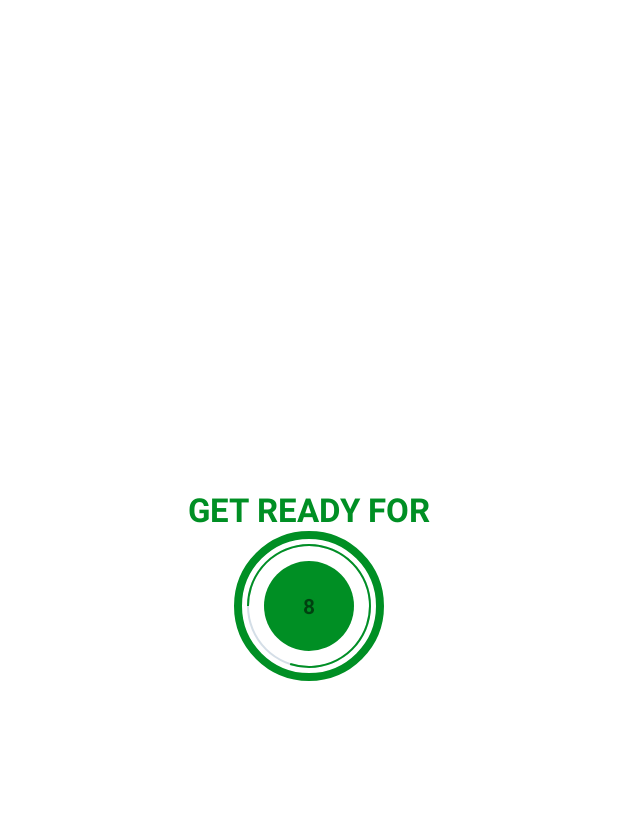
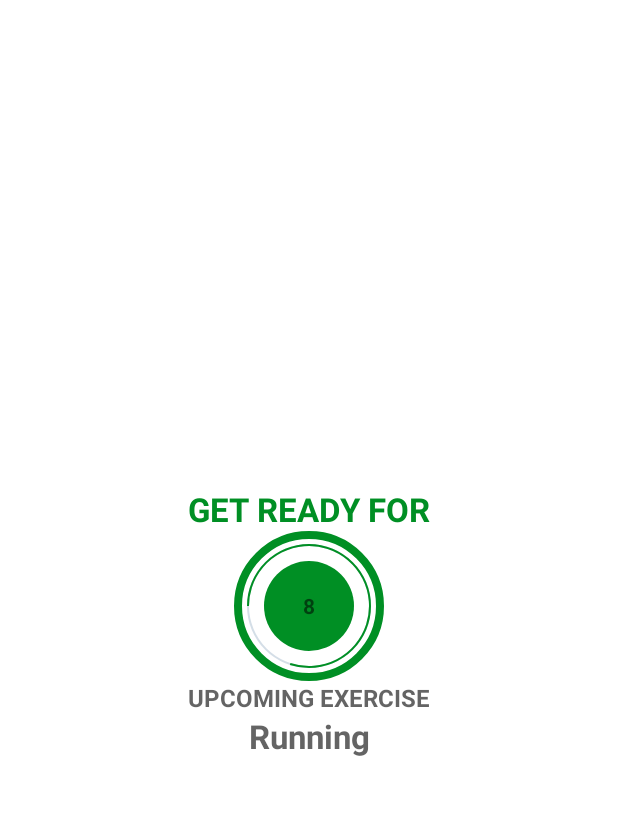
Before and after one commit to BHARGAV-1221/workOutApp, an Android app: the ExerciseActivity screen opened directly, with no data from a screen before it, on a phone screen of 412 x 824 dp, the part 62-877 px from its top. Run offline under Robolectric (Android 15) with nearby library versions, the phone set to English and light mode, and no system bars.

Commit message:
Setting Up Coming Exercise .
Setting Up Coming Exercise .

```diff
--- a/app/src/main/java/app/bhargav/workoutapp/ExerciseActivity.kt
+++ b/app/src/main/java/app/bhargav/workoutapp/ExerciseActivity.kt
@@ -52,11 +52,14 @@ class ExerciseActivity : AppCompatActivity() {
         binding?.tvExerciseName?.visibility = View.INVISIBLE
         binding?.flExerciseView?.visibility=View.INVISIBLE      //// we are Invisibling  the second frame layout
         binding?.ivImage?.visibility= View.INVISIBLE
+        binding?.tvUpComingLabel?.visibility= View.VISIBLE
+        binding?.tvUpCOmingExercise?.visibility= View.VISIBLE
+
         if(restTimer!= null){
             restTimer?.cancel()       // when this is not an this activity we are starting the value from 0
             restProgress= 0
         }
-
+        binding?.tvUpCOmingExercise?.text = exerciseList!![currentExercisePostion +1].getName()        // Here we are setting next exercise name
         setRestProgressBar()
     }
 
@@ -66,6 +69,8 @@ class ExerciseActivity : AppCompatActivity() {
        binding?.tvExerciseName?.visibility = View.VISIBLE
         binding?.flExerciseView?.visibility=View.VISIBLE      //// we are visibling  the second frame layout
       binding?.ivImage?.visibility= View.VISIBLE
+        binding?.tvUpComingLabel?.visibility= View.INVISIBLE
+        binding?.tvUpCOmingExercise?.visibility= View.INVISIBLE
 
         if(restTimerExcercise!= null){
             restTimerExcercise?.cancel()     // when this is not an this activity we are starting the value from 0
--- a/app/src/main/res/layout/activity_exercise.xml
+++ b/app/src/main/res/layout/activity_exercise.xml
@@ -74,6 +74,32 @@ android:id="@+id/textviewtitle"
 
     </FrameLayout>
 
+    <TextView
+        android:layout_width="wrap_content"
+        android:layout_height="wrap_content"
+        android:id="@+id/tvUpComingLabel"
+        android:text="UPCOMING EXERCISE"
+        android:textColor="@color/colorPrimary"
+        android:textStyle="bold"
+        android:textSize="16sp"
+        app:layout_constraintEnd_toEndOf="parent"
+        app:layout_constraintStart_toStartOf="parent"
+       app:layout_constraintTop_toBottomOf="@+id/flRestView"
+        app:layout_constraintBottom_toTopOf="@+id/tvUpCOmingExercise"
+        tools:visibility="visible"/>
+    <TextView
+        android:layout_width="wrap_content"
+        android:layout_height="wrap_content"
+        android:id="@+id/tvUpCOmingExercise"
+        android:text="ExerciseName"
+        android:textColor="@color/colorPrimary"
+        android:textStyle="bold"
+        android:textSize="22sp"
+        app:layout_constraintEnd_toEndOf="parent"
+        app:layout_constraintStart_toStartOf="parent"
+        app:layout_constraintTop_toBottomOf="@+id/tvUpComingLabel"
+        tools:visibility="visible"/>
+
 
     <ImageView
         android:id="@+id/ivImage"
```
